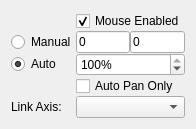
Old version of the form graphicsItems/ViewBox/axisCtrlTemplate.ui in the repository calanoue/pyqtgraph.
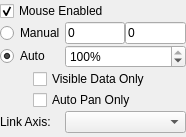
New version of the form.

Patch:
```diff
--- a/graphicsItems/ViewBox/axisCtrlTemplate.ui
+++ b/graphicsItems/ViewBox/axisCtrlTemplate.ui
@@ -6,8 +6,8 @@
    <rect>
     <x>0</x>
     <y>0</y>
-    <width>182</width>
-    <height>120</height>
+    <width>186</width>
+    <height>137</height>
    </rect>
   </property>
   <property name="maximumSize">
@@ -20,41 +20,34 @@
    <string>Form</string>
   </property>
   <layout class="QGridLayout" name="gridLayout">
+   <property name="margin">
+    <number>0</number>
+   </property>
    <property name="spacing">
     <number>0</number>
    </property>
-   <item row="0" column="1" colspan="2">
-    <widget class="QCheckBox" name="mouseCheck">
-     <property name="text">
-      <string>Mouse Enabled</string>
-     </property>
-     <property name="checked">
-      <bool>true</bool>
-     </property>
-    </widget>
-   </item>
-   <item row="1" column="0">
+   <item row="1" column="0" colspan="2">
     <widget class="QRadioButton" name="manualRadio">
      <property name="text">
       <string>Manual</string>
      </property>
     </widget>
    </item>
-   <item row="1" column="1">
-    <widget class="QLineEdit" name="minText">
-     <property name="text">
-      <string>0</string>
-     </property>
-    </widget>
-   </item>
    <item row="1" column="2">
+    <widget class="QLineEdit" name="minText">
+     <property name="text">
+      <string>0</string>
+     </property>
+    </widget>
+   </item>
+   <item row="1" column="3">
     <widget class="QLineEdit" name="maxText">
      <property name="text">
       <string>0</string>
      </property>
     </widget>
    </item>
-   <item row="2" column="0">
+   <item row="2" column="0" colspan="2">
     <widget class="QRadioButton" name="autoRadio">
      <property name="text">
       <string>Auto</string>
@@ -64,7 +57,7 @@
      </property>
     </widget>
    </item>
-   <item row="2" column="1" colspan="2">
+   <item row="2" column="2" colspan="2">
     <widget class="QSpinBox" name="autoPercentSpin">
      <property name="enabled">
       <bool>true</bool>
@@ -86,24 +79,41 @@
      </property>
     </widget>
    </item>
-   <item row="3" column="1" colspan="2">
+   <item row="3" column="1" colspan="3">
+    <widget class="QCheckBox" name="visibleOnlyCheck">
+     <property name="text">
+      <string>Visible Data Only</string>
+     </property>
+    </widget>
+   </item>
+   <item row="4" column="1" colspan="3">
     <widget class="QCheckBox" name="autoPanCheck">
      <property name="text">
       <string>Auto Pan Only</string>
      </property>
     </widget>
    </item>
-   <item row="4" column="1" colspan="2">
+   <item row="5" column="0" colspan="2">
+    <widget class="QLabel" name="label">
+     <property name="text">
+      <string>Link Axis:</string>
+     </property>
+    </widget>
+   </item>
+   <item row="5" column="2" colspan="2">
     <widget class="QComboBox" name="linkCombo">
      <property name="sizeAdjustPolicy">
       <enum>QComboBox::AdjustToContents</enum>
      </property>
     </widget>
    </item>
-   <item row="4" column="0">
-    <widget class="QLabel" name="label">
+   <item row="0" column="0" colspan="4">
+    <widget class="QCheckBox" name="mouseCheck">
      <property name="text">
-      <string>Link Axis:</string>
+      <string>Mouse Enabled</string>
+     </property>
+     <property name="checked">
+      <bool>true</bool>
      </property>
     </widget>
    </item>
```
